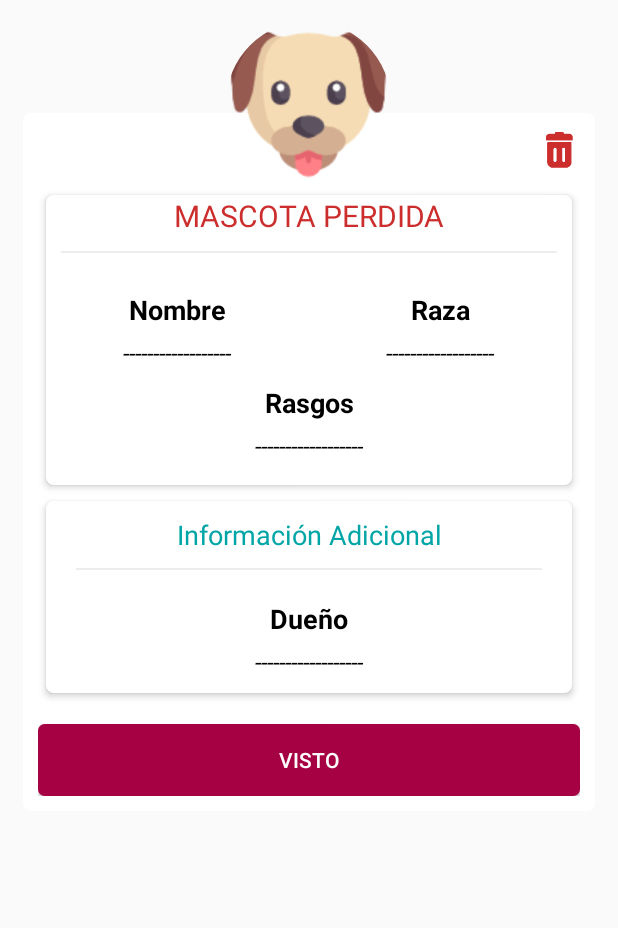
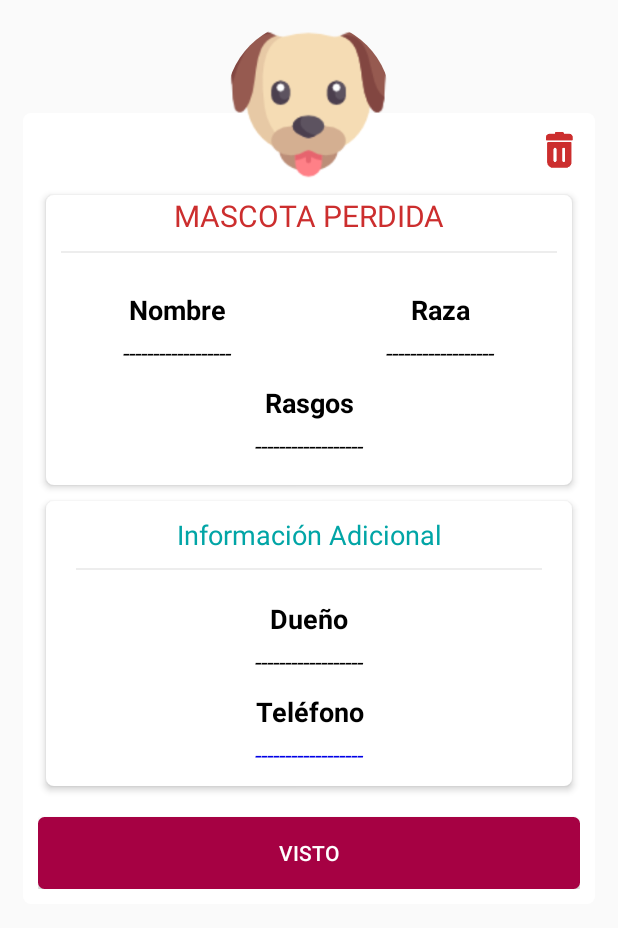
Before and after one commit to 2DAMUE/pfcjun18-404-team, an Android app: the layout dialog_mapa_info_perdida.xml on its own in the app's theme, with its tools: preview values and no code run, on a phone screen of 412 x 824 dp. Shown: the top 928 px of the screen. Run offline under Robolectric (Android 15) with nearby library versions, the light colour scheme and no system bars; plain views replace CircularImageView; Roboto replaces fonts that are not available here.

Commit message:
Commit TextView de teléfono y función de llamada.

```diff
--- a/app/src/main/AndroidManifest.xml
+++ b/app/src/main/AndroidManifest.xml
@@ -9,6 +9,7 @@
     <uses-permission android:name="android.permission.ACCESS_FINE_LOCATION" />
     <uses-permission android:name="android.permission.WHITE_EXETERNAL_STORAGE" />
     <uses-permission android:name="android.permission.ACCESS_NETWORK_STATE" />
+    <uses-permission android:name="android.permission.CALL_PHONE"/>
 
     <uses-feature
         android:glEsVersion="0x00020000"
--- a/app/src/main/java/com/team/a404/a404team/HomeActivities/HomeActivity.java
+++ b/app/src/main/java/com/team/a404/a404team/HomeActivities/HomeActivity.java
@@ -1,7 +1,10 @@
 package com.team.a404.a404team.HomeActivities;
 
 import android.Manifest;
+import android.app.Activity;
+import android.content.Intent;
 import android.content.pm.PackageManager;
+import android.net.Uri;
 import android.os.Build;
 import android.os.Bundle;
 import android.support.annotation.NonNull;
@@ -10,6 +13,7 @@ import android.support.design.widget.BottomNavigationView;
 import android.support.v4.app.ActivityCompat;
 import android.support.v4.app.Fragment;
 import android.support.v4.app.NavUtils;
+import android.support.v4.content.ContextCompat;
 import android.support.v7.app.AppCompatActivity;
 import android.view.MenuItem;
 import android.view.View;
@@ -116,4 +120,5 @@ public class HomeActivity extends AppCompatActivity {
         }
     }
 
+
 }
--- a/app/src/main/res/layout/dialog_mapa_info_perdida.xml
+++ b/app/src/main/res/layout/dialog_mapa_info_perdida.xml
@@ -202,6 +202,29 @@
                 android:textSize="16sp"
                 android:textStyle="italic" />
 
+            <TextView
+                android:layout_width="match_parent"
+                android:layout_height="wrap_content"
+                android:layout_marginTop="10dp"
+                android:gravity="center"
+                android:text="@string/phone"
+                android:textAppearance="@style/TextAppearance.AppCompat.Headline"
+                android:textColor="@color/colorNegro"
+                android:textSize="18sp"
+                android:textStyle="bold" />
+
+            <TextView
+                android:id="@+id/usuario_telefono"
+                android:layout_width="match_parent"
+                android:layout_height="wrap_content"
+                android:layout_marginTop="5dp"
+                android:gravity="center"
+                android:text="------------------"
+                android:textAppearance="@style/TextAppearance.AppCompat.Headline"
+                android:textColor="@color/azulInter"
+                android:textSize="16sp"
+                android:textStyle="italic" />
+
         </LinearLayout>
 
         <Button
```
Also changed, not shown: app/src/main/java/com/team/a404/a404team/Datos/DB_Datos_Mascotas.java (+17 -2 lines), app/src/main/java/com/team/a404/a404team/HomeActivities/MapaFragment.java (+45 -10 lines).
